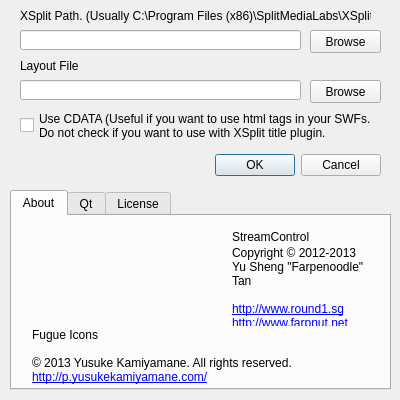
Qt form StreamControl/configwindow.ui (farpenoodle/StreamControl) before a commit.
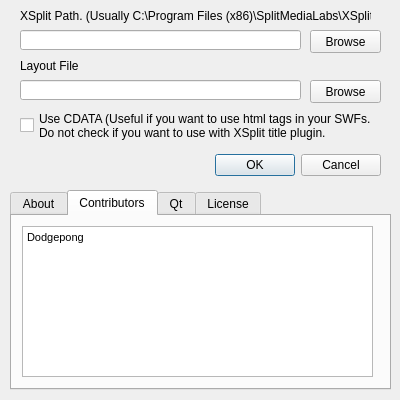
The same form after that commit. The open tabs and pages were chosen to show the change. Icons and pictures are not drawn.

The edit to the form file:
```diff
--- a/StreamControl/configwindow.ui
+++ b/StreamControl/configwindow.ui
@@ -180,6 +180,28 @@
      </property>
     </widget>
    </widget>
+   <widget class="QWidget" name="tab">
+    <attribute name="title">
+     <string>Contributors</string>
+    </attribute>
+    <widget class="QTextBrowser" name="textBrowser_2">
+     <property name="geometry">
+      <rect>
+       <x>10</x>
+       <y>10</y>
+       <width>351</width>
+       <height>151</height>
+      </rect>
+     </property>
+     <property name="html">
+      <string>&lt;!DOCTYPE HTML PUBLIC &quot;-//W3C//DTD HTML 4.0//EN&quot; &quot;http://www.w3.org/TR/REC-html40/strict.dtd&quot;&gt;
+&lt;html&gt;&lt;head&gt;&lt;meta name=&quot;qrichtext&quot; content=&quot;1&quot; /&gt;&lt;style type=&quot;text/css&quot;&gt;
+p, li { white-space: pre-wrap; }
+&lt;/style&gt;&lt;/head&gt;&lt;body style=&quot; font-family:'MS Shell Dlg 2'; font-size:8.25pt; font-weight:400; font-style:normal;&quot;&gt;
+&lt;p style=&quot; margin-top:0px; margin-bottom:0px; margin-left:0px; margin-right:0px; -qt-block-indent:0; text-indent:0px;&quot;&gt;&lt;span style=&quot; font-size:8pt;&quot;&gt;Dodgepong&lt;/span&gt;&lt;/p&gt;&lt;/body&gt;&lt;/html&gt;</string>
+     </property>
+    </widget>
+   </widget>
    <widget class="QWidget" name="qtTab">
     <attribute name="title">
      <string>Qt</string>
```
